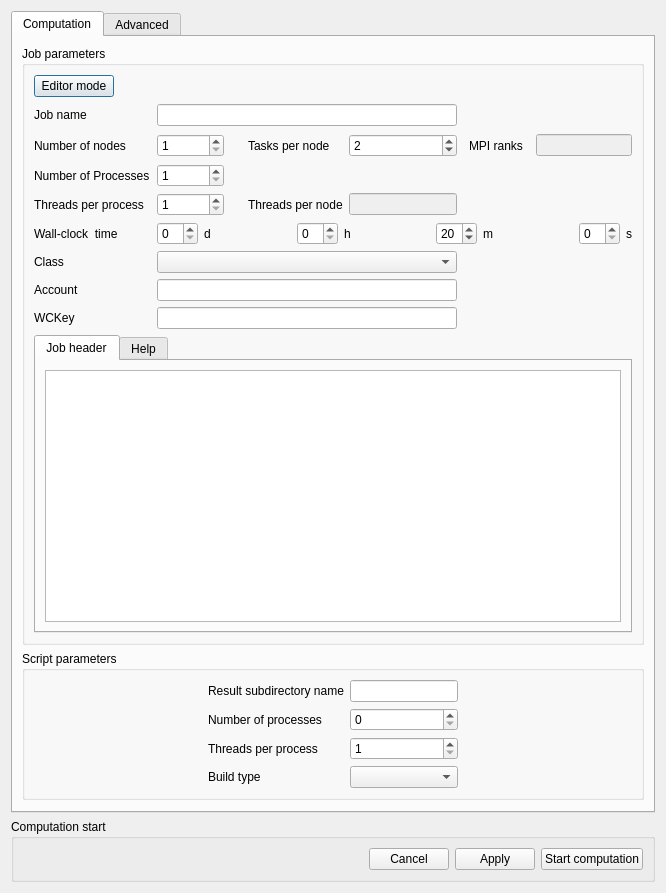
Old version of the form python/code_saturne/gui/case/BatchRunningDialogForm.ui in the repository code-saturne/code_saturne.
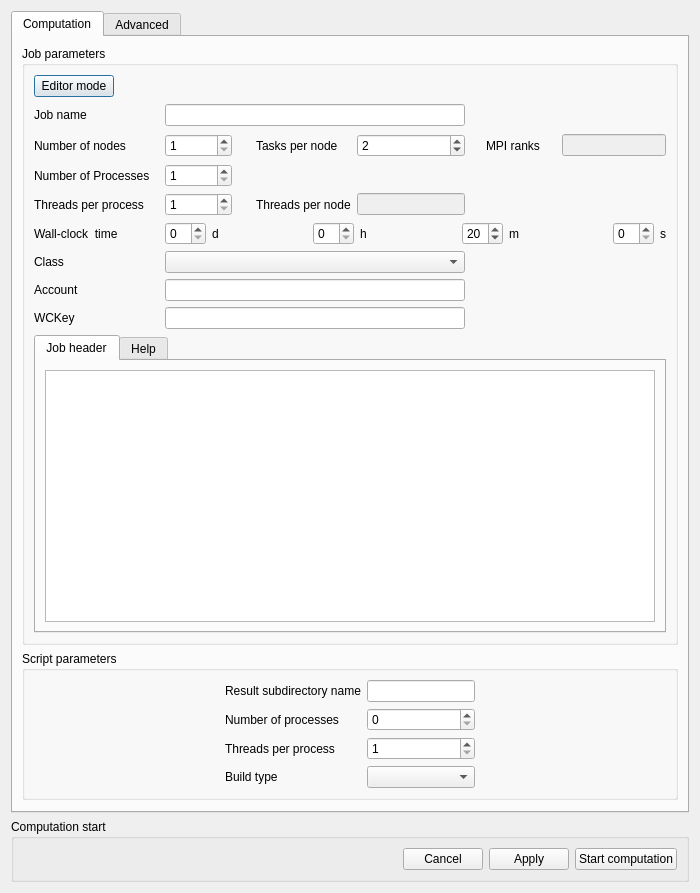
New version of the form. Icons and pictures are not drawn.

```diff
--- a/python/code_saturne/gui/case/BatchRunningDialogForm.ui
+++ b/python/code_saturne/gui/case/BatchRunningDialogForm.ui
@@ -6,7 +6,7 @@
    <rect>
     <x>0</x>
     <y>0</y>
-    <width>662</width>
+    <width>700</width>
     <height>394</height>
    </rect>
   </property>
```
